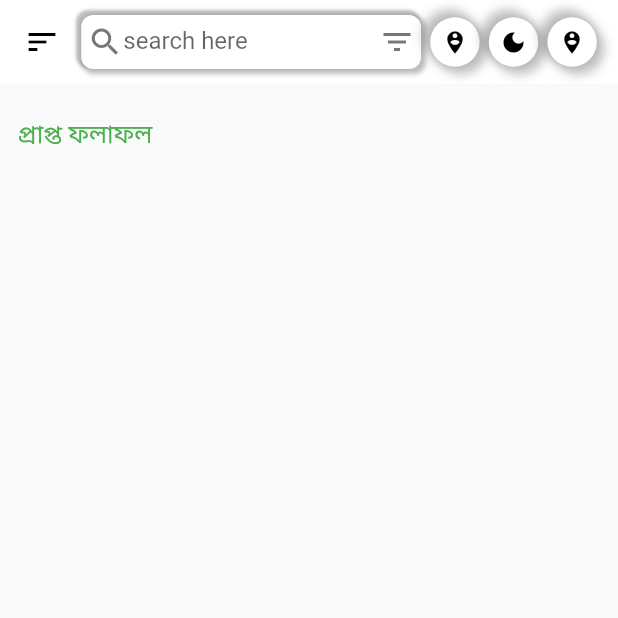
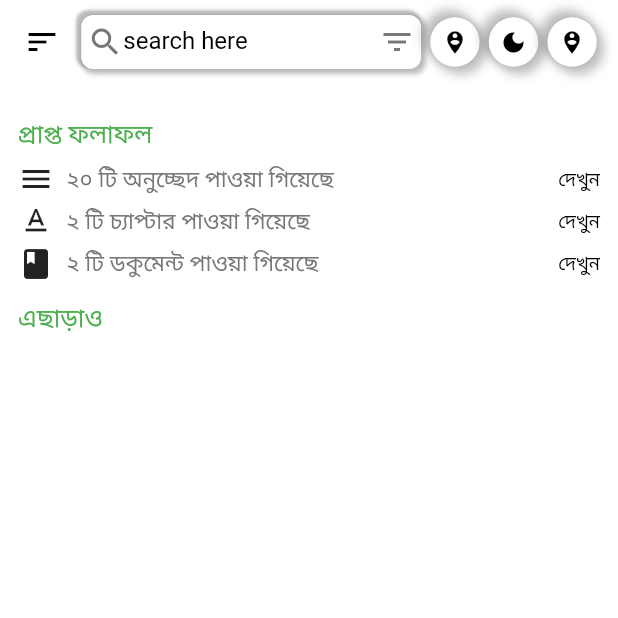
Before and after one commit to mahmudulri/ptvl_moef_book, a Flutter app: the PlainSearch screen opened directly, on a phone screen of 412 x 824 dp, the top half of it. Run offline on Flutter 3.47's test engine with Material 2 defaults, Android fonts, the light colour scheme and no system bars; our stand-ins replace flutter_svg, font_awesome_flutter, get, get_storage, google_fonts, share_plus; accounts and stored records are empty.

Commit message:
added plain search

```diff
--- a/lib/views/plain_search/plain_search.dart
+++ b/lib/views/plain_search/plain_search.dart
@@ -5,12 +5,29 @@ import 'package:google_fonts/google_fonts.dart';
 import 'package:ptvl_moef_book/themedata/theme_controller.dart';
 import 'package:ptvl_moef_book/widgets/homeappbar.dart';
 
+import '../../utills/constant.dart';
+
 class PlainSearch extends StatefulWidget {
   const PlainSearch({super.key});
 
   @override
   State<PlainSearch> createState() => _PlainSearchState();
 }
+
+List mydata = [
+  {
+    "data": "২০ টি অনুচ্ছেদ পাওয়া গিয়েছে",
+    "type": "onucched",
+  },
+  {
+    "data": "২ টি চ্যাপ্টার পাওয়া গিয়েছে ",
+    "type": "chapter",
+  },
+  {
+    "data": "২ টি ডকুমেন্ট পাওয়া গিয়েছে ",
+    "type": "document",
+  },
+];
 
 class _PlainSearchState extends State<PlainSearch> {
   ThemeDataController themeDataController = Get.put(ThemeDataController());
@@ -38,6 +55,8 @@ class _PlainSearchState extends State<PlainSearch> {
               ),
             ),
           ),
+          backgroundColor:
+              box.read("themevalue") ? Color(0xff333333) : Colors.white,
           body: ListView(
             children: [
               Visibility(
@@ -61,20 +80,90 @@ class _PlainSearchState extends State<PlainSearch> {
                     Text(
                       'প্রাপ্ত ফলাফল',
                       style: GoogleFonts.poppins(
-                          fontSize: screenHeight * 0.020,
+                          fontSize: type == "phone"
+                              ? screenHeight * 0.020
+                              : screenHeight * 0.030,
                           fontWeight: FontWeight.w500,
                           color: Colors.green),
                     ),
-                    // Text(
-                    //   'সব দেখুন ',
-                    //   style: GoogleFonts.poppins(
-                    //     fontSize: screenHeight * 0.015,
-                    //     fontWeight: FontWeight.w500,
-                    //     color: box.read("themevalue")
-                    //         ? Colors.white
-                    //         : Colors.black,
-                    //   ),
-                    // ),
+                  ],
+                ),
+              ),
+              Padding(
+                padding: const EdgeInsets.only(
+                  top: 5,
+                  left: 12,
+                  right: 12,
+                ),
+                child: SizedBox(
+                    width: screenWidth,
+                    child: ListView.separated(
+                      separatorBuilder: (context, index) {
+                        return SizedBox(
+                          height: screenHeight * 0.005,
+                        );
+                      },
+                      shrinkWrap: true,
+                      itemCount: 3,
+                      itemBuilder: (context, index) {
+                        return Row(
+                          children: [
+                            Icon(
+                              mydata[index]["type"] == "onucched"
+                                  ? Icons.menu
+                                  : mydata[index]["type"] == "chapter"
+                                      ? Icons.text_format
+                                      : Icons.book,
+                            ),
+                            SizedBox(
+                              width: screenWidth * 0.020,
+                            ),
+                            Text(
+                              mydata[index]["data"],
+                              style: GoogleFonts.poppins(
+                                fontSize: type == "phone"
+                                    ? screenHeight * 0.018
+                                    : screenHeight * 0.025,
+                                fontWeight: FontWeight.w500,
+                                color: Color(0xff777777),
+                              ),
+                            ),
+                            Spacer(),
+                            Text(
+                              "দেখুন",
+                              style: GoogleFonts.poppins(
+                                fontSize: type == "phone"
+                                    ? screenHeight * 0.015
+                                    : screenHeight * 0.025,
+                                fontWeight: FontWeight.w500,
+                                color: box.read("themevalue")
+                                    ? Colors.white
+                                    : Colors.black,
+                              ),
+                            ),
+                          ],
+                        );
+                      },
+                    )),
+              ),
+              Padding(
+                padding: const EdgeInsets.only(
+                  top: 12,
+                  left: 12,
+                  right: 12,
+                ),
+                child: Row(
+                  mainAxisAlignment: MainAxisAlignment.spaceBetween,
+                  children: [
+                    Text(
+                      'এছাড়াও',
+                      style: GoogleFonts.poppins(
+                          fontSize: type == "phone"
+                              ? screenHeight * 0.020
+                              : screenHeight * 0.030,
+                          fontWeight: FontWeight.w500,
+                          color: Colors.green),
+                    ),
                   ],
                 ),
               ),
--- a/lib/widgets/homeappbar.dart
+++ b/lib/widgets/homeappbar.dart
@@ -36,7 +36,8 @@ class _HomeappbarState extends State<Homeappbar> {
                 height: screenHeight * 0.060,
                 width: screenWidth * 0.55,
                 decoration: BoxDecoration(
-                    color: Colors.white,
+                    color:
+                        box.read("themevalue") ? Colors.white24 : Colors.white,
                     borderRadius: BorderRadius.circular(08.0),
                     boxShadow: [
                       BoxShadow(
@@ -70,6 +71,11 @@ class _HomeappbarState extends State<Homeappbar> {
                           decoration: InputDecoration(
                             hintText: "search here",
                             border: InputBorder.none,
+                            hintStyle: TextStyle(
+                              color: box.read("themevalue")
+                                  ? Colors.white
+                                  : Colors.black,
+                            ),
                           ),
                         ),
                       ),
```
Also changed, not shown: lib/main.dart (+7 -7 lines), lib/views/home/homepage.dart (+38 -15 lines), lib/views/login_page/login_page.dart (+12 -6 lines), pubspec.lock.
